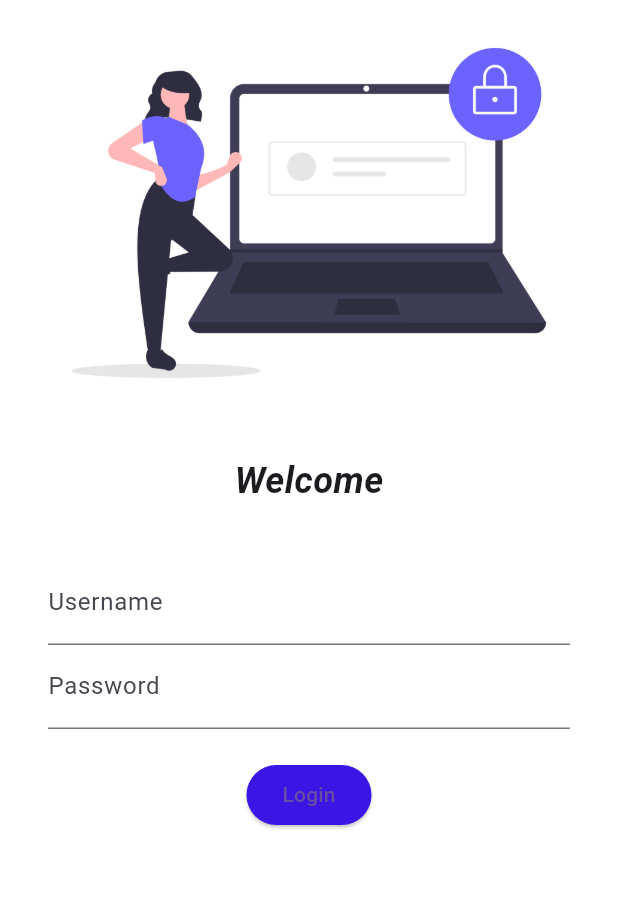
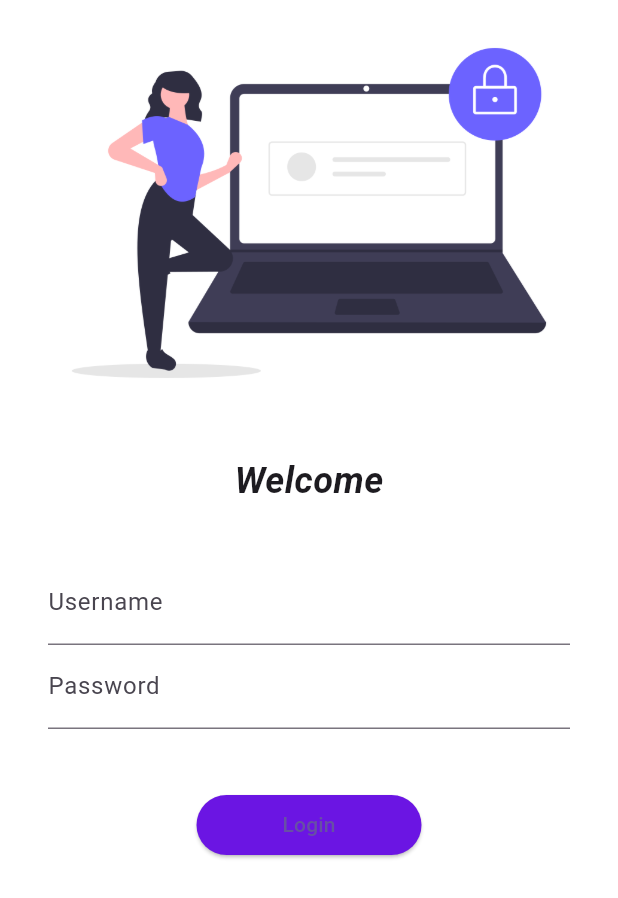
Before and after one commit to web3Gurung/FirstFlutterCodepurApp, a Flutter app: the screen it shows after launch, on a phone screen of 412 x 824 dp. Shown: the top 898 px of the screen. Run offline on Flutter 3.47's test engine with Material 3 defaults, Android fonts, the phone set to English and light mode, and no system bars; our stand-ins replace google_fonts.

Commit message:
day 5 - login page, navigation, routing, git repo

```diff
--- a/lib/main.dart
+++ b/lib/main.dart
@@ -2,6 +2,7 @@ import 'package:flutter/material.dart';
 import 'package:google_fonts/google_fonts.dart';
 import 'package:open_app/pages/home_page.dart';
 import 'package:open_app/pages/login_page.dart';
+import 'package:open_app/utils/routes.dart';
 
 void main() {
   runApp(const MyApp());
@@ -24,8 +25,8 @@ class MyApp extends StatelessWidget {
       initialRoute: "/login",
       routes: {
         "/": (context) => const LoginPage(),
-        "/home": (context) => const HomePage(),
-        "/login": (context) => const LoginPage()
+        MyRoutes.homeRoute: (context) => const HomePage(),
+        MyRoutes.loginRoute: (context) => const LoginPage()
       },
     );
   }
--- a/lib/pages/login_page.dart
+++ b/lib/pages/login_page.dart
@@ -1,4 +1,5 @@
 import 'package:flutter/material.dart';
+import 'package:open_app/utils/routes.dart';
 
 class LoginPage extends StatelessWidget {
   const LoginPage({super.key});
@@ -42,14 +43,16 @@ class LoginPage extends StatelessWidget {
                         hintText: "Input Password", labelText: "Password"),
                   ),
                   const SizedBox(
-                    height: 20.0,
+                    height: 40.0,
                   ),
                   ElevatedButton(
                     onPressed: () {
-                      print("gm gm gm");
+                      Navigator.pushNamed(context, MyRoutes.homeRoute);
                     },
                     style: TextButton.styleFrom(
-                        backgroundColor: const Color.fromARGB(255, 58, 21, 227)),
+                        backgroundColor:
+                            const Color.fromARGB(255, 107, 21, 227),
+                        minimumSize: const Size(150, 40)),
                     child: const Text("Login"),
                   ),
                 ],
--- /dev/null
+++ b/lib/utils/routes.dart
@@ -0,0 +1,4 @@
+class MyRoutes {
+  static String loginRoute = "/login";
+  static String homeRoute = "/home";
+}
```
